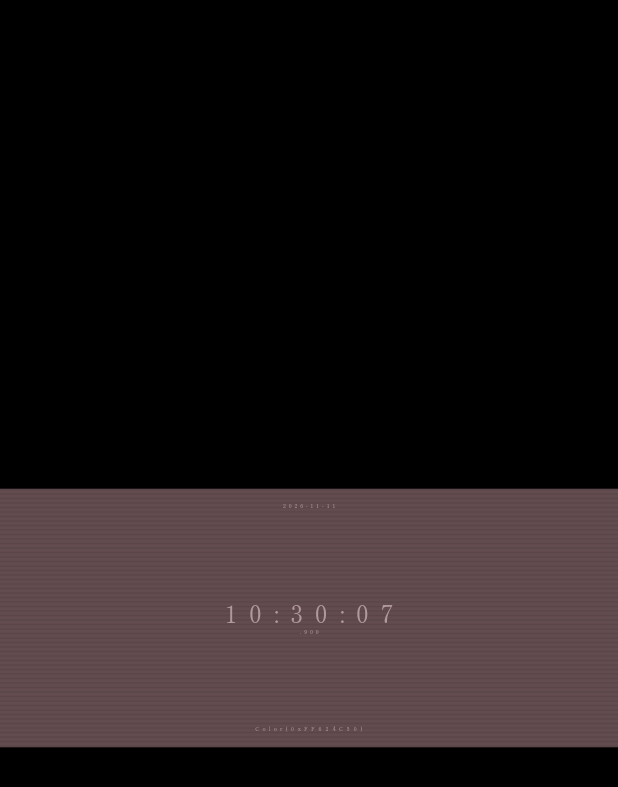
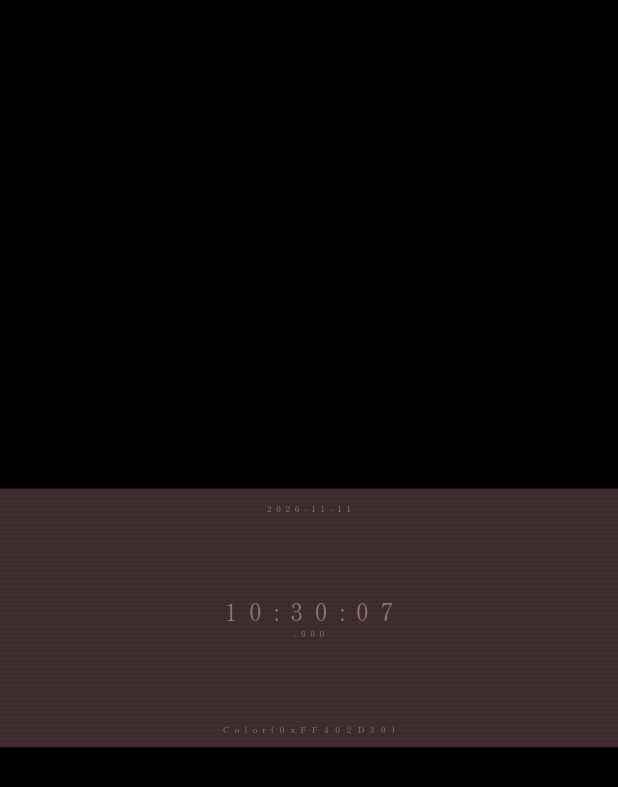
Before and after one commit to zero3kw/CurrentColor, a Flutter app: the screen it shows after launch, on a phone screen of 412 x 824 dp. Shown: the top 787 px of the screen. Run offline on Flutter 3.47's test engine with Material 3 defaults, Android fonts, the phone set to English and light mode, and no system bars.

Commit message:
Enlarge secondary text and darken the background
- Secondary text at base × φ, so the time is φ² larger
- Background OKLCH lightness 0.44 → 0.32; text follows via the 3:1
  contrast ratio

```diff
--- a/lib/main.dart
+++ b/lib/main.dart
@@ -90,7 +90,7 @@ class _ClockPageState extends State<ClockPage>
 
   // Background (modes 1/2): fixed perceptual lightness and chroma in OKLCH,
   // so every hue looks equally bright and equally muted.
-  static const _bgL = 0.44;
+  static const _bgL = 0.32;
   static const _bgC = 0.03;
 
   // Text: same hue as the background, with lightness chosen so the WCAG
@@ -263,7 +263,7 @@ class _ClockPageState extends State<ClockPage>
                     alignment: Alignment.topCenter,
                     child: Padding(
                       padding: EdgeInsets.only(top: step(2)),
-                      child: tracked(_date.format(_now), style(0, fg)),
+                      child: tracked(_date.format(_now), style(1, fg)),
                     ),
                   ),
                   Center(
@@ -276,7 +276,7 @@ class _ClockPageState extends State<ClockPage>
                           children: [
                             tracked(_time.format(_now), style(3, fg)),
                             SizedBox(height: step(0)),
-                            tracked(_ms.format(_now), style(0, fg)),
+                            tracked(_ms.format(_now), style(1, fg)),
                           ],
                         ),
                       ),
@@ -287,7 +287,7 @@ class _ClockPageState extends State<ClockPage>
                     child: Padding(
                       padding: EdgeInsets.only(bottom: step(2)),
                       child:
-                          tracked('Color(0xFF$hex)', style(0, fg), _hexWidth),
+                          tracked('Color(0xFF$hex)', style(1, fg), _hexWidth),
                     ),
                   ),
                   if (_wheel)
```
Also changed, not shown: 3 other files.
